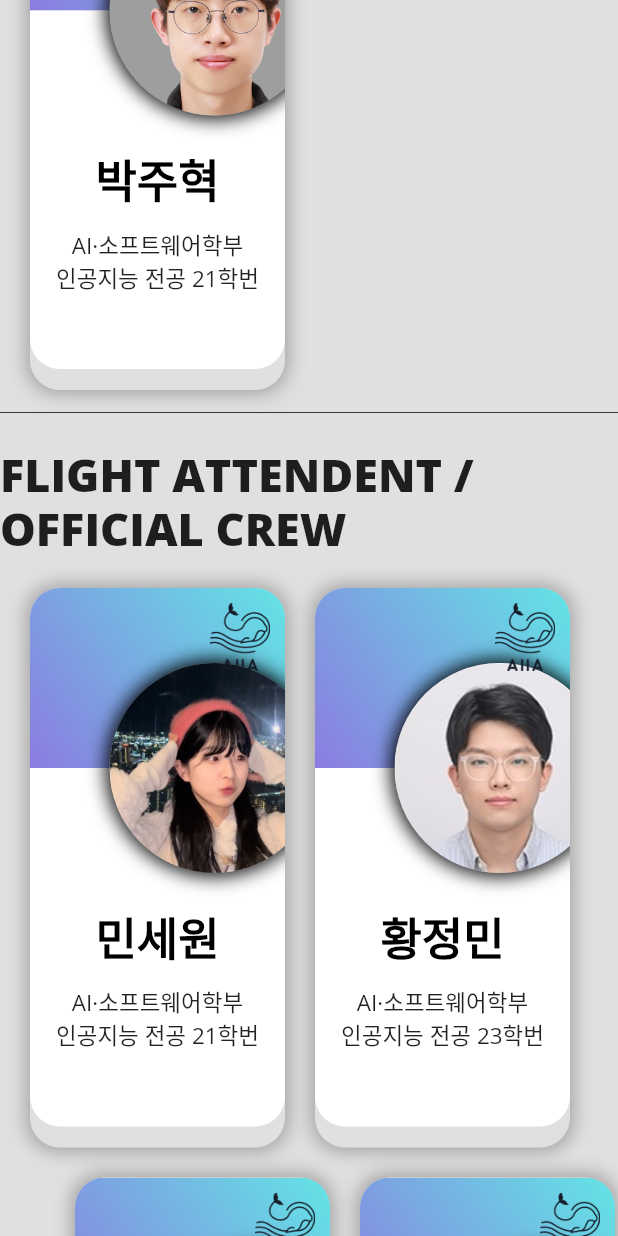
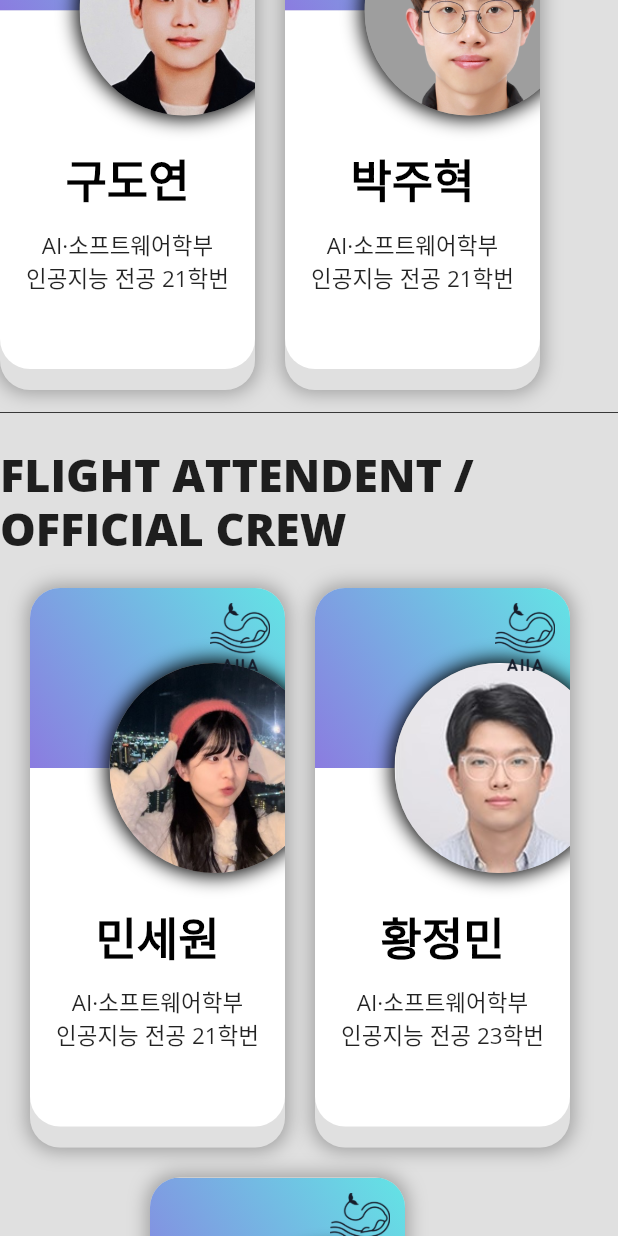
Before and after one commit to AIIA-webpage/webpage, a Flutter app: the Members widget shown alone on an empty page, opened directly, scrolled down 576 dp, on a phone screen of 412 x 824 dp. Run offline on Flutter 3.47's test engine with Material 2 defaults, Android fonts, the phone set to English and light mode, and no system bars; drawn by our look-alikes of flip_card; our stand-ins replace carousel_slider, flutter_staggered_animations, font_awesome_flutter.

Commit message:
members.dart 수정

```diff
--- a/lib/pages/members.dart
+++ b/lib/pages/members.dart
@@ -166,6 +166,48 @@ class _MembersState extends State<Members> {
     );
   }
 
+  Widget spacingBlock() {
+    return SizedBox(
+      width: 100,
+      child: Row(
+        mainAxisAlignment: MainAxisAlignment.center,
+        children: [
+          const SizedBox(
+            width: 20,
+          ),
+          Column(
+            crossAxisAlignment: CrossAxisAlignment.center,
+            children: [
+              const SizedBox(
+                height: 160,
+              ),
+              Image.asset(
+                'assets/logos/logo.png',
+                width: 30,
+              ),
+            ],
+          ),
+          const SizedBox(
+            width: 20,
+          )
+        ],
+      ),
+    );
+  }
+
+  Widget probationProfile(
+      String engName, String korName, String summary, String fileName) {
+    return SizedBox(
+      width: card + 20,
+      child: Row(
+        children: [
+          const SizedBox(width: 20),
+          profile(engName, korName, summary, fileName),
+        ],
+      ),
+    );
+  }
+
   @override
   Widget build(BuildContext context) {
     return Container(
@@ -193,9 +235,7 @@ class _MembersState extends State<Members> {
             ),
             profileWidget('KimHanBaek', '김한백', 'AI·소프트웨어학부\n인공지능 전공 21학번',
                 'KimHanBaek.png'),
-            const SizedBox(
-              width: 50,
-            ),
+            spacingBlock(),
             profileWidget("KooDoYeon", "구도연", 'AI·소프트웨어학부\n인공지능 전공 21학번',
                 'KooDoYeon.jpg'),
             const SizedBox(
@@ -216,9 +256,7 @@ class _MembersState extends State<Members> {
             ),
             profileWidget('HwangJungMin', '황정민', 'AI·소프트웨어학부\n인공지능 전공 23학번',
                 'HwangJungMin.jpg'),
-            const SizedBox(
-              width: 50,
-            ),
+            spacingBlock(),
             profileWidget(
                 'KimJiMin', '김지민', 'AI·소프트웨어학부\n인공지능 전공 21학번', 'KimJiMin.jpg'),
             const SizedBox(
@@ -233,46 +271,27 @@ class _MembersState extends State<Members> {
                 'ChoiMinSeok.png'),
           ]),
           titleSet('CREW ON PROBATION'),
-          Wrap(
-              runSpacing: 20,
-              children: [
-            const SizedBox(
-            width: 20),
-            profile('ChooHoSeong', '추호성', 'AI·소프트웨어학부\n인공지능 전공 23학번',
-            'ChooHoSeong.jpeg'),
-            const SizedBox(
-            width: 20),
-            profile('GukHuiGuen', '국희근', 'AI·소프트웨어학부\n인공지능 전공 23학번',
-            'GukHuiGeun.jpeg'),
-            const SizedBox(
-            width: 20),
-            profile('JinJunWoo', '진준우', 'AI·소프트웨어학부\n소프트웨어 전공 20 학번',
-                'JinJunWoo.jpeg'),
-            const SizedBox(
-                width: 20),
-            profile('JoYuJin', '조유진', 'AI·소프트웨어학부\n소프트웨어 전공 22학번',
-                'JoYuJin.jpeg'),
-            const SizedBox(
-                width: 20), profile('KimLeeHyeon', '김이현', 'AI·소프트웨어학부\n소프트웨어 전공 23학번',
+          Wrap(runSpacing: 20, children: [
+            probationProfile('ChooHoSeong', '추호성', 'AI·소프트웨어학부\n인공지능 전공 23학번',
+                'ChooHoSeong.jpeg'),
+            probationProfile('GukHuiGuen', '국희근', 'AI·소프트웨어학부\n인공지능 전공 23학번',
+                'GukHuiGeun.jpeg'),
+            probationProfile(
+                'JoYuJin', '조유진', 'AI·소프트웨어학부\n소프트웨어 전공 22학번', 'JoYuJin.jpeg'),
+            probationProfile('KimLeeHyeon', '김이현', 'AI·소프트웨어학부\n소프트웨어 전공 23학번',
                 'KimLeeHyeon.jpeg'),
-            const SizedBox(
-                width: 20), profile('KooBonWook', '구본욱', 'AI·소프트웨어학부\n소프트웨어 전공 20 학번',
+            probationProfile('KooBonWook', '구본욱', 'AI·소프트웨어학부\n소프트웨어 전공 20 학번',
                 'KooBonWook.jpeg'),
-            const SizedBox(
-                width: 20), profile('NamSeungWoo', '남승우', 'AI·소프트웨어학부\n인공지능 전공 23 학번',
+            probationProfile('NamSeungWoo', '남승우', 'AI·소프트웨어학부\n인공지능 전공 23 학번',
                 'NamSeungWoo.jpeg'),
-            const SizedBox(
-                width: 20), profile('LeeHyoJin', '이효진', 'AI·소프트웨어학부\n컴퓨터공학 전공 20 학번',
+            probationProfile('LeeHyoJin', '이효진', 'AI·소프트웨어학부\n컴퓨터공학 전공 20 학번',
                 'LeeHyoJin.jpeg'),
-            const SizedBox(
-                width: 20), profile('MoonHeeSang', '문희상', 'AI·소프트웨어학부\n소프트웨어 전공 19 학번',
+            probationProfile('MoonHeeSang', '문희상', 'AI·소프트웨어학부\n소프트웨어 전공 19 학번',
                 'MoonHeeSang.jpeg'),
-            const SizedBox(
-                width: 20), profile('KwonMinJi', '권민지', 'AI·소프트웨어학부\n소프트웨어 전공 21 학번',
+            probationProfile('KwonMinJi', '권민지', 'AI·소프트웨어학부\n소프트웨어 전공 21 학번',
                 'KwonMinJi.jpg'),
-            const Footer(
-            ),
-      ]),
+            const Footer(),
+          ]),
         ],
       ),
     );
```
